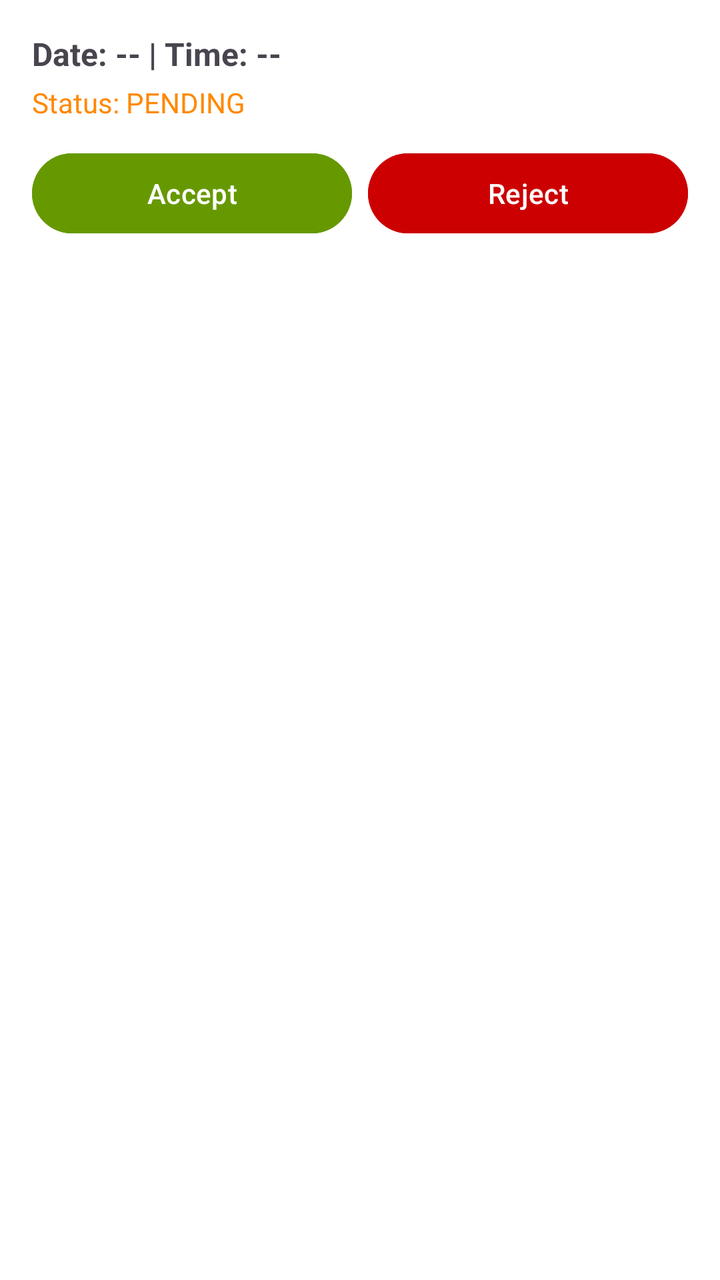
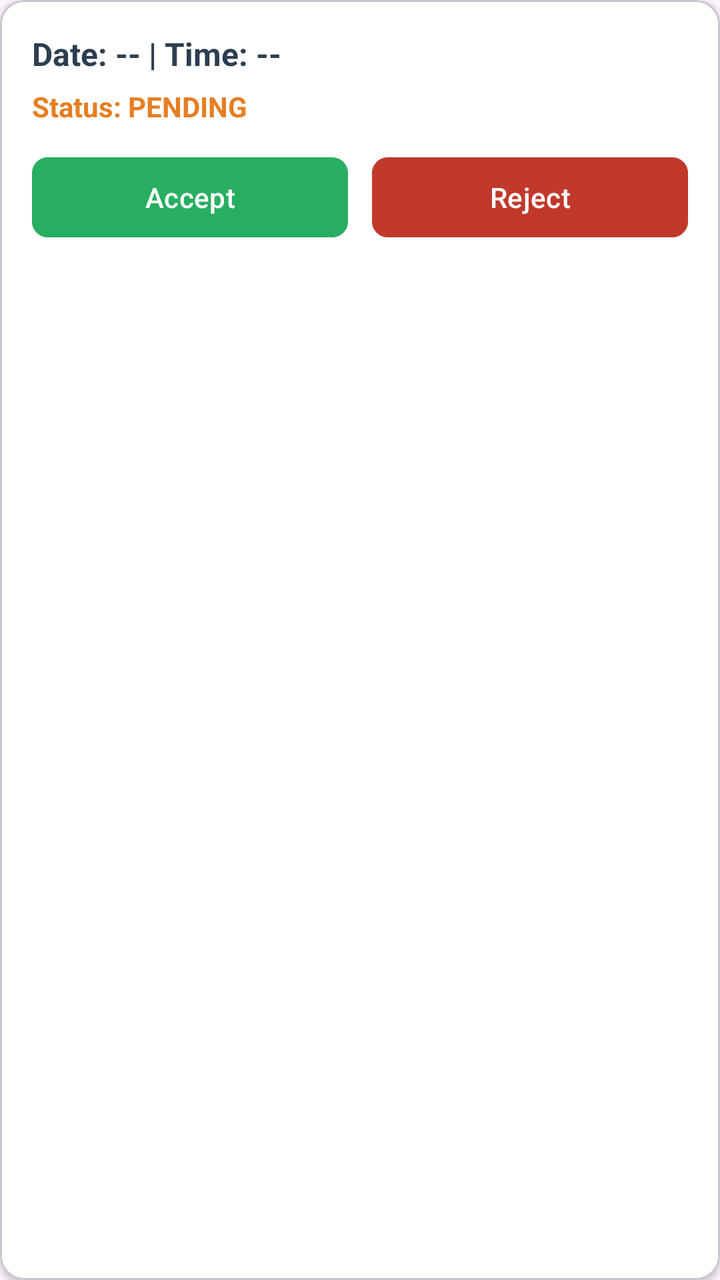

An Android layout rendered at two revisions. The XML below is the earlier revision; the diff shows what the commit changed to produce the second picture.
<!-- AndroidManifest.xml: application theme Theme.HospitalManagement -->
<!-- res/layout/item_doctor_appointment.xml -->
<?xml version="1.0" encoding="utf-8"?>
<LinearLayout xmlns:android="http://schemas.android.com/apk/res/android"
    android:layout_width="match_parent"
    android:layout_height="wrap_content"
    android:orientation="vertical"
    android:padding="16dp"
    android:background="@android:color/white"
    android:elevation="2dp"
    android:layout_marginBottom="12dp">

    <TextView
        android:id="@+id/tvAppointmentDetails"
        android:layout_width="wrap_content"
        android:layout_height="wrap_content"
        android:text="Date: -- | Time: --"
        android:textSize="16sp"
        android:textStyle="bold" />

    <TextView
        android:id="@+id/tvStatus"
        android:layout_width="wrap_content"
        android:layout_height="wrap_content"
        android:layout_marginTop="4dp"
        android:text="Status: PENDING"
        android:textColor="@android:color/holo_orange_dark" />

    <LinearLayout
        android:layout_width="match_parent"
        android:layout_height="wrap_content"
        android:layout_marginTop="12dp"
        android:orientation="horizontal">

        <Button
            android:id="@+id/btnAccept"
            android:layout_width="0dp"
            android:layout_height="wrap_content"
            android:layout_weight="1"
            android:text="Accept"
            android:backgroundTint="@android:color/holo_green_dark" />

        <Button
            android:id="@+id/btnReject"
            android:layout_width="0dp"
            android:layout_height="wrap_content"
            android:layout_weight="1"
            android:layout_marginStart="8dp"
            android:text="Reject"
            android:backgroundTint="@android:color/holo_red_dark" />
    </LinearLayout>
</LinearLayout>
<!-- resources referenced by this layout -->
<resources>
  <style name="Theme.HospitalManagement" parent="Base.Theme.HospitalManagement" />
  <style name="Base.Theme.HospitalManagement" parent="Theme.Material3.DayNight.NoActionBar">
          
          
      </style>
</resources>

<!-- the commit's change to res/layout/item_doctor_appointment.xml (unified diff, before → after) -->
@@ -1,50 +1,63 @@
 <?xml version="1.0" encoding="utf-8"?>
-<LinearLayout xmlns:android="http://schemas.android.com/apk/res/android"
+<com.google.android.material.card.MaterialCardView xmlns:android="http://schemas.android.com/apk/res/android"
+    xmlns:app="http://schemas.android.com/apk/res-auto"
     android:layout_width="match_parent"
     android:layout_height="wrap_content"
-    android:orientation="vertical"
-    android:padding="16dp"
-    android:background="@android:color/white"
-    android:elevation="2dp"
-    android:layout_marginBottom="12dp">
-
-    <TextView
-        android:id="@+id/tvAppointmentDetails"
-        android:layout_width="wrap_content"
-        android:layout_height="wrap_content"
-        android:text="Date: -- | Time: --"
-        android:textSize="16sp"
-        android:textStyle="bold" />
-
-    <TextView
-        android:id="@+id/tvStatus"
-        android:layout_width="wrap_content"
-        android:layout_height="wrap_content"
-        android:layout_marginTop="4dp"
-        android:text="Status: PENDING"
-        android:textColor="@android:color/holo_orange_dark" />
+    android:layout_marginBottom="12dp"
+    app:cardBackgroundColor="@color/white"
+    app:cardCornerRadius="12dp"
+    app:cardElevation="2dp">
 
     <LinearLayout
         android:layout_width="match_parent"
         android:layout_height="wrap_content"
-        android:layout_marginTop="12dp"
-        android:orientation="horizontal">
+        android:orientation="vertical"
+        android:padding="16dp">
 
-        <Button
-            android:id="@+id/btnAccept"
-            android:layout_width="0dp"
+        <TextView
+            android:id="@+id/tvAppointmentDetails"
+            android:layout_width="wrap_content"
             android:layout_height="wrap_content"
-            android:layout_weight="1"
-            android:text="Accept"
-            android:backgroundTint="@android:color/holo_green_dark" />
+            android:text="Date: -- | Time: --"
+            android:textColor="@color/text_dark"
+            android:textSize="16sp"
+            android:textStyle="bold" />
 
-        <Button
-            android:id="@+id/btnReject"
-            android:layout_width="0dp"
+        <TextView
+            android:id="@+id/tvStatus"
+            android:layout_width="wrap_content"
             android:layout_height="wrap_content"
-            android:layout_weight="1"
-            android:layout_marginStart="8dp"
-            android:text="Reject"
-            android:backgroundTint="@android:color/holo_red_dark" />
+            android:layout_marginTop="6dp"
+            android:text="Status: PENDING"
+            android:textColor="@color/status_pending"
+            android:textSize="14sp"
+            android:textStyle="bold" />
+
+        <LinearLayout
+            android:layout_width="match_parent"
+            android:layout_height="wrap_content"
+            android:layout_marginTop="12dp"
+            android:orientation="horizontal">
+
+            <com.google.android.material.button.MaterialButton
+                android:id="@+id/btnAccept"
+                android:layout_width="0dp"
+                android:layout_height="wrap_content"
+                android:layout_marginEnd="6dp"
+                android:layout_weight="1"
+                android:backgroundTint="@color/status_confirmed"
+                android:text="Accept"
+                app:cornerRadius="8dp" />
+
+            <com.google.android.material.button.MaterialButton
+                android:id="@+id/btnReject"
+                android:layout_width="0dp"
+                android:layout_height="wrap_content"
+                android:layout_marginStart="6dp"
+                android:layout_weight="1"
+                android:backgroundTint="@color/status_cancelled"
+                android:text="Reject"
+                app:cornerRadius="8dp" />
+        </LinearLayout>
     </LinearLayout>
-</LinearLayout>
+</com.google.android.material.card.MaterialCardView>
<!-- resource entries referenced after the edit -->
@@ -1,5 +1,10 @@
 <!-- resources referenced by this layout -->
 <resources>
+  <color name="status_cancelled">#C0392B</color>
+  <color name="status_confirmed">#27AE60</color>
+  <color name="status_pending">#E67E22</color>
+  <color name="text_dark">#2C3E50</color>
+  <color name="white">#FFFFFFFF</color>
   <style name="Theme.HospitalManagement" parent="Base.Theme.HospitalManagement" />
   <style name="Base.Theme.HospitalManagement" parent="Theme.Material3.DayNight.NoActionBar">
           
